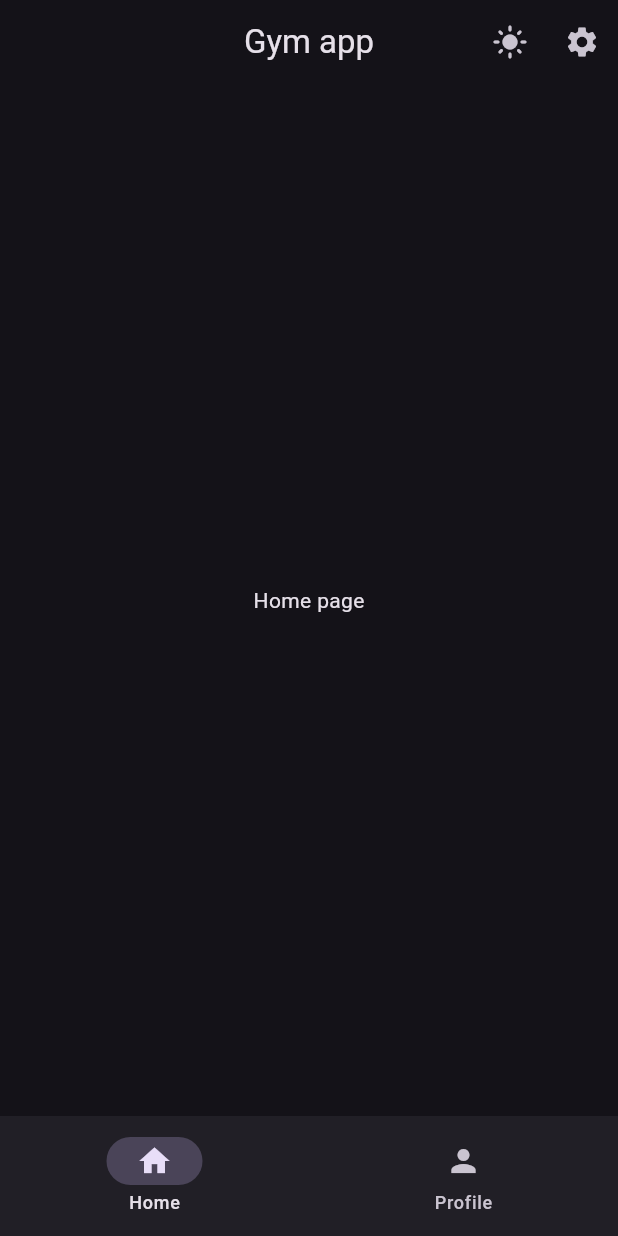
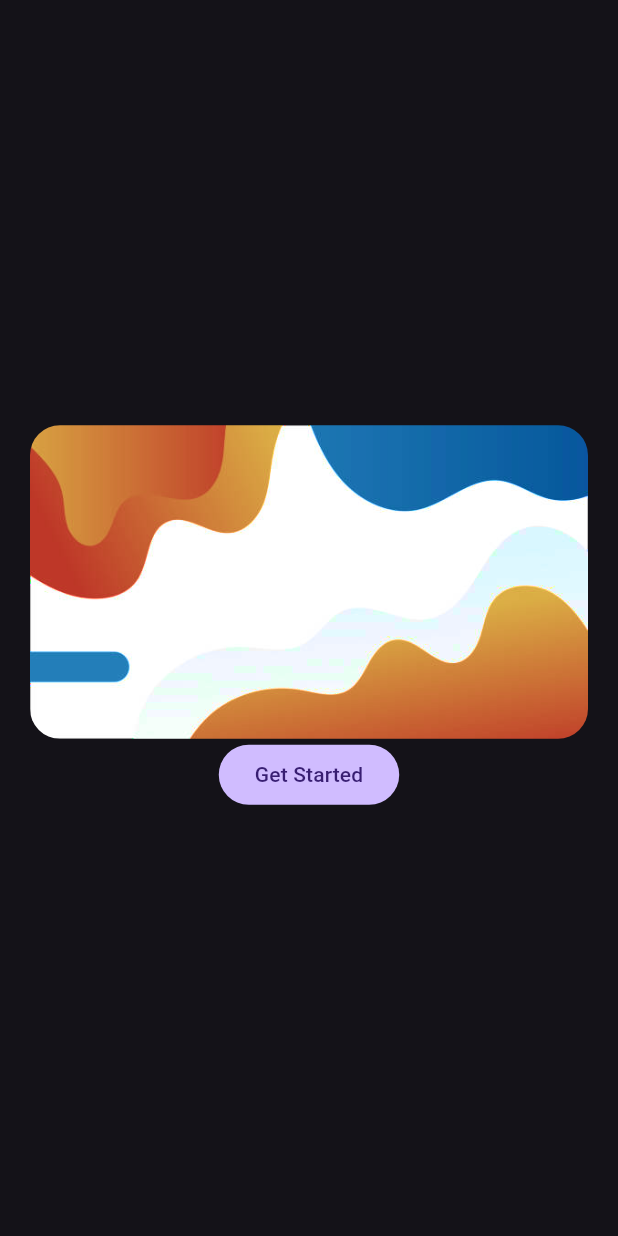
Before and after one commit to MykhailoZaichenko/first_app, a Flutter app: the screen it shows after launch, on a phone screen of 412 x 824 dp. Run offline on Flutter 3.47's test engine with Material 3 defaults, Android fonts, the phone set to English and light mode, and no system bars.

Commit message:
hero widget and snack bar

```diff
--- a/lib/main.dart
+++ b/lib/main.dart
@@ -1,5 +1,5 @@
 import 'package:first_app/data/notiers.dart';
-import 'package:first_app/views/widget_tree.dart';
+import 'package:first_app/views/pages/welcome_page.dart';
 import 'package:flutter/material.dart';
 
 void main() {
@@ -30,7 +30,7 @@ class _MyAppState extends State<MyApp> {
           ),
           darkTheme: ThemeData.dark(),
           themeMode: isDarkMode ? ThemeMode.dark : ThemeMode.light,
-          home: WidgetTree(),
+          home: WelcomePage(),
         );
       },
     );
--- a/lib/views/pages/home_page.dart
+++ b/lib/views/pages/home_page.dart
@@ -1,3 +1,4 @@
+import 'package:first_app/views/widgets/hero_widget.dart';
 import 'package:flutter/material.dart';
 
 class HomePage extends StatelessWidget {
@@ -5,6 +6,9 @@ class HomePage extends StatelessWidget {
 
   @override
   Widget build(BuildContext context) {
-    return Center(child: Text('Home page'));
+    return Padding(
+      padding: EdgeInsetsGeometry.all(20.0),
+      child: Column(children: [HeroWidget()]),
+    );
   }
 }
--- /dev/null
+++ b/lib/views/pages/welcome_page.dart
@@ -0,0 +1,35 @@
+import 'package:first_app/views/widget_tree.dart';
+import 'package:first_app/views/widgets/hero_widget.dart';
+import 'package:flutter/material.dart';
+
+class WelcomePage extends StatelessWidget {
+  const WelcomePage({super.key});
+
+  @override
+  Widget build(BuildContext context) {
+    return Scaffold(
+      body: Padding(
+        padding: const EdgeInsets.all(20.0),
+        child: Column(
+          mainAxisAlignment: MainAxisAlignment.center,
+          children: [
+            HeroWidget(),
+            FilledButton(
+              onPressed: () {
+                Navigator.pushReplacement(
+                  context,
+                  MaterialPageRoute(
+                    builder: (context) {
+                      return const WidgetTree();
+                    },
+                  ),
+                );
+              },
+              child: const Text("Get Started"),
+            ),
+          ],
+        ),
+      ),
+    );
+  }
+}
--- /dev/null
+++ b/lib/views/widgets/hero_widget.dart
@@ -0,0 +1,21 @@
+import 'package:flutter/material.dart';
+
+class HeroWidget extends StatelessWidget {
+  const HeroWidget({super.key});
+
+  @override
+  Widget build(BuildContext context) {
+    return Hero(
+      tag: 'hero1',
+      child: ClipRRect(
+        borderRadius: BorderRadius.circular(20.0),
+        child: Image.asset(
+          "assets/images/login.jpg",
+          color: Colors.teal,
+          colorBlendMode: BlendMode.saturation,
+        ),
+      ),
+      transitionOnUserGestures: true,
+    );
+  }
+}
```
Also changed, not shown: lib/views/pages/profile_page.dart (+23 -1 lines), lib/views/pages/settings_page.dart (+10 -3 lines), assets/images/login.jpg (added).
